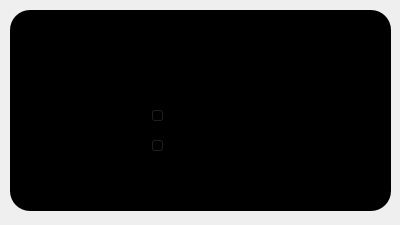
Before: the Qt Designer form Project/shrinkmage.ui in Saturday-365/PhotoShop-Lite, drawn with Qt 5.
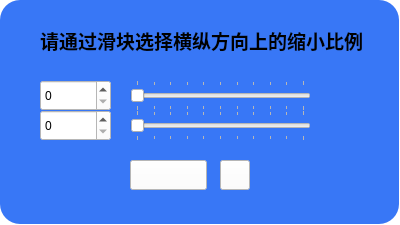
After: the same form once the commit is applied.

```diff
--- a/Project/shrinkmage.ui
+++ b/Project/shrinkmage.ui
@@ -10,20 +10,604 @@
     <height>225</height>
    </rect>
   </property>
+  <property name="palette">
+   <palette>
+    <active>
+     <colorrole role="WindowText">
+      <brush brushstyle="SolidPattern">
+       <color alpha="255">
+        <red>0</red>
+        <green>0</green>
+        <blue>0</blue>
+       </color>
+      </brush>
+     </colorrole>
+     <colorrole role="Button">
+      <brush brushstyle="SolidPattern">
+       <color alpha="255">
+        <red>255</red>
+        <green>255</green>
+        <blue>255</blue>
+       </color>
+      </brush>
+     </colorrole>
+     <colorrole role="Light">
+      <brush brushstyle="SolidPattern">
+       <color alpha="255">
+        <red>255</red>
+        <green>255</green>
+        <blue>255</blue>
+       </color>
+      </brush>
+     </colorrole>
+     <colorrole role="Midlight">
+      <brush brushstyle="SolidPattern">
+       <color alpha="255">
+        <red>255</red>
+        <green>255</green>
+        <blue>255</blue>
+       </color>
+      </brush>
+     </colorrole>
+     <colorrole role="Dark">
+      <brush brushstyle="SolidPattern">
+       <color alpha="255">
+        <red>127</red>
+        <green>127</green>
+        <blue>127</blue>
+       </color>
+      </brush>
+     </colorrole>
+     <colorrole role="Mid">
+      <brush brushstyle="SolidPattern">
+       <color alpha="255">
+        <red>170</red>
+        <green>170</green>
+        <blue>170</blue>
+       </color>
+      </brush>
+     </colorrole>
+     <colorrole role="Text">
+      <brush brushstyle="SolidPattern">
+       <color alpha="255">
+        <red>0</red>
+        <green>0</green>
+        <blue>0</blue>
+       </color>
+      </brush>
+     </colorrole>
+     <colorrole role="BrightText">
+      <brush brushstyle="SolidPattern">
+       <color alpha="255">
+        <red>255</red>
+        <green>255</green>
+        <blue>255</blue>
+       </color>
+      </brush>
+     </colorrole>
+     <colorrole role="ButtonText">
+      <brush brushstyle="SolidPattern">
+       <color alpha="255">
+        <red>0</red>
+        <green>0</green>
+        <blue>0</blue>
+       </color>
+      </brush>
+     </colorrole>
+     <colorrole role="Base">
+      <brush brushstyle="SolidPattern">
+       <color alpha="255">
+        <red>255</red>
+        <green>255</green>
+        <blue>255</blue>
+       </color>
+      </brush>
+     </colorrole>
+     <colorrole role="Window">
+      <brush brushstyle="SolidPattern">
+       <color alpha="255">
+        <red>255</red>
+        <green>255</green>
+        <blue>255</blue>
+       </color>
+      </brush>
+     </colorrole>
+     <colorrole role="Shadow">
+      <brush brushstyle="SolidPattern">
+       <color alpha="255">
+        <red>0</red>
+        <green>0</green>
+        <blue>0</blue>
+       </color>
+      </brush>
+     </colorrole>
+     <colorrole role="AlternateBase">
+      <brush brushstyle="SolidPattern">
+       <color alpha="255">
+        <red>255</red>
+        <green>255</green>
+        <blue>255</blue>
+       </color>
+      </brush>
+     </colorrole>
+     <colorrole role="ToolTipBase">
+      <brush brushstyle="SolidPattern">
+       <color alpha="255">
+        <red>255</red>
+        <green>255</green>
+        <blue>220</blue>
+       </color>
+      </brush>
+     </colorrole>
+     <colorrole role="ToolTipText">
+      <brush brushstyle="SolidPattern">
+       <color alpha="255">
+        <red>0</red>
+        <green>0</green>
+        <blue>0</blue>
+       </color>
+      </brush>
+     </colorrole>
+     <colorrole role="PlaceholderText">
+      <brush brushstyle="SolidPattern">
+       <color alpha="127">
+        <red>0</red>
+        <green>0</green>
+        <blue>0</blue>
+       </color>
+      </brush>
+     </colorrole>
+     <colorrole role="Accent">
+      <brush brushstyle="SolidPattern">
+       <color alpha="255">
+        <red>255</red>
+        <green>255</green>
+        <blue>255</blue>
+       </color>
+      </brush>
+     </colorrole>
+    </active>
+    <inactive>
+     <colorrole role="WindowText">
+      <brush brushstyle="SolidPattern">
+       <color alpha="255">
+        <red>0</red>
+        <green>0</green>
+        <blue>0</blue>
+       </color>
+      </brush>
+     </colorrole>
+     <colorrole role="Button">
+      <brush brushstyle="SolidPattern">
+       <color alpha="255">
+        <red>255</red>
+        <green>255</green>
+        <blue>255</blue>
+       </color>
+      </brush>
+     </colorrole>
+     <colorrole role="Light">
+      <brush brushstyle="SolidPattern">
+       <color alpha="255">
+        <red>255</red>
+        <green>255</green>
+        <blue>255</blue>
+       </color>
+      </brush>
+     </colorrole>
+     <colorrole role="Midlight">
+      <brush brushstyle="SolidPattern">
+       <color alpha="255">
+        <red>255</red>
+        <green>255</green>
+        <blue>255</blue>
+       </color>
+      </brush>
+     </colorrole>
+     <colorrole role="Dark">
+      <brush brushstyle="SolidPattern">
+       <color alpha="255">
+        <red>127</red>
+        <green>127</green>
+        <blue>127</blue>
+       </color>
+      </brush>
+     </colorrole>
+     <colorrole role="Mid">
+      <brush brushstyle="SolidPattern">
+       <color alpha="255">
+        <red>170</red>
+        <green>170</green>
+        <blue>170</blue>
+       </color>
+      </brush>
+     </colorrole>
+     <colorrole role="Text">
+      <brush brushstyle="SolidPattern">
+       <color alpha="255">
+        <red>0</red>
+        <green>0</green>
+        <blue>0</blue>
+       </color>
+      </brush>
+     </colorrole>
+     <colorrole role="BrightText">
+      <brush brushstyle="SolidPattern">
+       <color alpha="255">
+        <red>255</red>
+        <green>255</green>
+        <blue>255</blue>
+       </color>
+      </brush>
+     </colorrole>
+     <colorrole role="ButtonText">
+      <brush brushstyle="SolidPattern">
+       <color alpha="255">
+        <red>0</red>
+        <green>0</green>
+        <blue>0</blue>
+       </color>
+      </brush>
+     </colorrole>
+     <colorrole role="Base">
+      <brush brushstyle="SolidPattern">
+       <color alpha="255">
+        <red>255</red>
+        <green>255</green>
+        <blue>255</blue>
+       </color>
+      </brush>
+     </colorrole>
+     <colorrole role="Window">
+      <brush brushstyle="SolidPattern">
+       <color alpha="255">
+        <red>255</red>
+        <green>255</green>
+        <blue>255</blue>
+       </color>
+      </brush>
+     </colorrole>
+     <colorrole role="Shadow">
+      <brush brushstyle="SolidPattern">
+       <color alpha="255">
+        <red>0</red>
+        <green>0</green>
+        <blue>0</blue>
+       </color>
+      </brush>
+     </colorrole>
+     <colorrole role="AlternateBase">
+      <brush brushstyle="SolidPattern">
+       <color alpha="255">
+        <red>255</red>
+        <green>255</green>
+        <blue>255</blue>
+       </color>
+      </brush>
+     </colorrole>
+     <colorrole role="ToolTipBase">
+      <brush brushstyle="SolidPattern">
+       <color alpha="255">
+        <red>255</red>
+        <green>255</green>
+        <blue>220</blue>
+       </color>
+      </brush>
+     </colorrole>
+     <colorrole role="ToolTipText">
+      <brush brushstyle="SolidPattern">
+       <color alpha="255">
+        <red>0</red>
+        <green>0</green>
+        <blue>0</blue>
+       </color>
+      </brush>
+     </colorrole>
+     <colorrole role="PlaceholderText">
+      <brush brushstyle="SolidPattern">
+       <color alpha="127">
+        <red>0</red>
+        <green>0</green>
+        <blue>0</blue>
+       </color>
+      </brush>
+     </colorrole>
+     <colorrole role="Accent">
+      <brush brushstyle="SolidPattern">
+       <color alpha="255">
+        <red>255</red>
+        <green>255</green>
+        <blue>255</blue>
+       </color>
+      </brush>
+     </colorrole>
+    </inactive>
+    <disabled>
+     <colorrole role="WindowText">
+      <brush brushstyle="SolidPattern">
+       <color alpha="255">
+        <red>127</red>
+        <green>127</green>
+        <blue>127</blue>
+       </color>
+      </brush>
+     </colorrole>
+     <colorrole role="Button">
+      <brush brushstyle="SolidPattern">
+       <color alpha="255">
+        <red>255</red>
+        <green>255</green>
+        <blue>255</blue>
+       </color>
+      </brush>
+     </colorrole>
+     <colorrole role="Light">
+      <brush brushstyle="SolidPattern">
+       <color alpha="255">
+        <red>255</red>
+        <green>255</green>
+        <blue>255</blue>
+       </color>
+      </brush>
+     </colorrole>
+     <colorrole role="Midlight">
+      <brush brushstyle="SolidPattern">
+       <color alpha="255">
+        <red>255</red>
+        <green>255</green>
+        <blue>255</blue>
+       </color>
+      </brush>
+     </colorrole>
+     <colorrole role="Dark">
+      <brush brushstyle="SolidPattern">
+       <color alpha="255">
+        <red>127</red>
+        <green>127</green>
+        <blue>127</blue>
+       </color>
+      </brush>
+     </colorrole>
+     <colorrole role="Mid">
+      <brush brushstyle="SolidPattern">
+       <color alpha="255">
+        <red>170</red>
+        <green>170</green>
+        <blue>170</blue>
+       </color>
+      </brush>
+     </colorrole>
+     <colorrole role="Text">
+      <brush brushstyle="SolidPattern">
+       <color alpha="255">
+        <red>127</red>
+        <green>127</green>
+        <blue>127</blue>
+       </color>
+      </brush>
+     </colorrole>
+     <colorrole role="BrightText">
+      <brush brushstyle="SolidPattern">
+       <color alpha="255">
+        <red>255</red>
+        <green>255</green>
+        <blue>255</blue>
+       </color>
+      </brush>
+     </colorrole>
+     <colorrole role="ButtonText">
+      <brush brushstyle="SolidPattern">
+       <color alpha="255">
+        <red>127</red>
+        <green>127</green>
+        <blue>127</blue>
+       </color>
+      </brush>
+     </colorrole>
+     <colorrole role="Base">
+      <brush brushstyle="SolidPattern">
+       <color alpha="255">
+        <red>255</red>
+        <green>255</green>
+        <blue>255</blue>
+       </color>
+      </brush>
+     </colorrole>
+     <colorrole role="Window">
+      <brush brushstyle="SolidPattern">
+       <color alpha="255">
+        <red>255</red>
+        <green>255</green>
+        <blue>255</blue>
+       </color>
+      </brush>
+     </colorrole>
+     <colorrole role="Shadow">
+      <brush brushstyle="SolidPattern">
+       <color alpha="255">
+        <red>0</red>
+        <green>0</green>
+        <blue>0</blue>
+       </color>
+      </brush>
+     </colorrole>
+     <colorrole role="AlternateBase">
+      <brush brushstyle="SolidPattern">
+       <color alpha="255">
+        <red>255</red>
+        <green>255</green>
+        <blue>255</blue>
+       </color>
+      </brush>
+     </colorrole>
+     <colorrole role="ToolTipBase">
+      <brush brushstyle="SolidPattern">
+       <color alpha="255">
+        <red>255</red>
+        <green>255</green>
+        <blue>220</blue>
+       </color>
+      </brush>
+     </colorrole>
+     <colorrole role="ToolTipText">
+      <brush brushstyle="SolidPattern">
+       <color alpha="255">
+        <red>0</red>
+        <green>0</green>
+        <blue>0</blue>
+       </color>
+      </brush>
+     </colorrole>
+     <colorrole role="PlaceholderText">
+      <brush brushstyle="SolidPattern">
+       <color alpha="127">
+        <red>127</red>
+        <green>127</green>
+        <blue>127</blue>
+       </color>
+      </brush>
+     </colorrole>
+     <colorrole role="Accent">
+      <brush brushstyle="SolidPattern">
+       <color alpha="255">
+        <red>255</red>
+        <green>255</green>
+        <blue>255</blue>
+       </color>
+      </brush>
+     </colorrole>
+    </disabled>
+   </palette>
+  </property>
   <property name="windowTitle">
    <string>Form</string>
   </property>
-  <widget class="QFrame" name="frame">
+  <widget class="QPushButton" name="ConfirmButton">
    <property name="geometry">
     <rect>
-     <x>10</x>
+     <x>130</x>
+     <y>160</y>
+     <width>77</width>
+     <height>30</height>
+    </rect>
+   </property>
+   <property name="text">
+    <string/>
+   </property>
+  </widget>
+  <widget class="QSlider" name="QSLShrinkyFactor">
+   <property name="geometry">
+    <rect>
+     <x>130</x>
+     <y>110</y>
+     <width>181</width>
+     <height>31</height>
+    </rect>
+   </property>
+   <property name="maximum">
+    <number>100</number>
+   </property>
+   <property name="pageStep">
+    <number>10</number>
+   </property>
+   <property name="orientation">
+    <enum>Qt::Orientation::Horizontal</enum>
+   </property>
+   <property name="tickPosition">
+    <enum>QSlider::TickPosition::TicksBothSides</enum>
+   </property>
+   <property name="tickInterval">
+    <number>10</number>
+   </property>
+  </widget>
+  <widget class="QPushButton" name="closebtn">
+   <property name="geometry">
+    <rect>
+     <x>220</x>
+     <y>160</y>
+     <width>30</width>
+     <height>30</height>
+    </rect>
+   </property>
+   <property name="text">
+    <string/>
+   </property>
+  </widget>
+  <widget class="QSlider" name="QSLShrinkxFactor">
+   <property name="geometry">
+    <rect>
+     <x>130</x>
+     <y>80</y>
+     <width>181</width>
+     <height>31</height>
+    </rect>
+   </property>
+   <property name="maximum">
+    <number>100</number>
+   </property>
+   <property name="pageStep">
+    <number>10</number>
+   </property>
+   <property name="orientation">
+    <enum>Qt::Orientation::Horizontal</enum>
+   </property>
+   <property name="tickPosition">
+    <enum>QSlider::TickPosition::TicksBothSides</enum>
+   </property>
+   <property name="tickInterval">
+    <number>10</number>
+   </property>
+  </widget>
+  <widget class="QSpinBox" name="QSPShrinkxFactor">
+   <property name="geometry">
+    <rect>
+     <x>40</x>
+     <y>80</y>
+     <width>71</width>
+     <height>31</height>
+    </rect>
+   </property>
+  </widget>
+  <widget class="QSpinBox" name="QSPShrinkyFactor">
+   <property name="geometry">
+    <rect>
+     <x>40</x>
+     <y>110</y>
+     <width>71</width>
+     <height>31</height>
+    </rect>
+   </property>
+  </widget>
+  <widget class="QLabel" name="label">
+   <property name="geometry">
+    <rect>
+     <x>40</x>
      <y>10</y>
-     <width>381</width>
-     <height>201</height>
+     <width>331</width>
+     <height>61</height>
+    </rect>
+   </property>
+   <property name="font">
+    <font>
+     <pointsize>14</pointsize>
+     <bold>true</bold>
+    </font>
+   </property>
+   <property name="text">
+    <string>请通过滑块选择横纵方向上的缩小比例</string>
+   </property>
+  </widget>
+  <widget class="QFrame" name="frame">
+   <property name="geometry">
+    <rect>
+     <x>0</x>
+     <y>0</y>
+     <width>399</width>
+     <height>224</height>
     </rect>
    </property>
    <property name="styleSheet">
-    <string notr="true">background-color: rgb(0, 0, 0);
+    <string notr="true">background-color: rgb(56, 119, 246);
 border-radius:20px</string>
    </property>
    <property name="frameShape">
@@ -32,123 +616,15 @@
    <property name="frameShadow">
     <enum>QFrame::Shadow::Raised</enum>
    </property>
-   <widget class="QTextBrowser" name="TitletextBrowser">
-    <property name="geometry">
-     <rect>
-      <x>50</x>
-      <y>20</y>
-      <width>256</width>
-      <height>31</height>
-     </rect>
-    </property>
-    <property name="html">
-     <string>&lt;!DOCTYPE HTML PUBLIC &quot;-//W3C//DTD HTML 4.0//EN&quot; &quot;http://www.w3.org/TR/REC-html40/strict.dtd&quot;&gt;
-&lt;html&gt;&lt;head&gt;&lt;meta name=&quot;qrichtext&quot; content=&quot;1&quot; /&gt;&lt;meta charset=&quot;utf-8&quot; /&gt;&lt;style type=&quot;text/css&quot;&gt;
-p, li { white-space: pre-wrap; }
-hr { height: 1px; border-width: 0; }
-li.unchecked::marker { content: &quot;\2610&quot;; }
-li.checked::marker { content: &quot;\2612&quot;; }
-&lt;/style&gt;&lt;/head&gt;&lt;body style=&quot; font-family:'Microsoft YaHei UI'; font-size:9pt; font-weight:400; font-style:normal;&quot;&gt;
-&lt;p align=&quot;center&quot; style=&quot; margin-top:0px; margin-bottom:0px; margin-left:0px; margin-right:0px; -qt-block-indent:0; text-indent:0px;&quot;&gt;&lt;span style=&quot; font-weight:700;&quot;&gt;请通过滑块选择你想要缩小的系数&lt;/span&gt;&lt;/p&gt;&lt;/body&gt;&lt;/html&gt;</string>
-    </property>
-   </widget>
-   <widget class="QSpinBox" name="QSPShrinkxFactor">
-    <property name="geometry">
-     <rect>
-      <x>50</x>
-      <y>90</y>
-      <width>71</width>
-      <height>31</height>
-     </rect>
-    </property>
-   </widget>
-   <widget class="QSpinBox" name="QSPShrinkyFactor">
-    <property name="geometry">
-     <rect>
-      <x>50</x>
-      <y>120</y>
-      <width>71</width>
-      <height>31</height>
-     </rect>
-    </property>
-   </widget>
-   <widget class="QSlider" name="QSLShrinkxFactor">
-    <property name="geometry">
-     <rect>
-      <x>140</x>
-      <y>90</y>
-      <width>181</width>
-      <height>31</height>
-     </rect>
-    </property>
-    <property name="maximum">
-     <number>100</number>
-    </property>
-    <property name="pageStep">
-     <number>10</number>
-    </property>
-    <property name="orientation">
-     <enum>Qt::Orientation::Horizontal</enum>
-    </property>
-    <property name="tickPosition">
-     <enum>QSlider::TickPosition::TicksBothSides</enum>
-    </property>
-    <property name="tickInterval">
-     <number>10</number>
-    </property>
-   </widget>
-   <widget class="QSlider" name="QSLShrinkyFactor">
-    <property name="geometry">
-     <rect>
-      <x>140</x>
-      <y>120</y>
-      <width>181</width>
-      <height>31</height>
-     </rect>
-    </property>
-    <property name="maximum">
-     <number>100</number>
-    </property>
-    <property name="pageStep">
-     <number>10</number>
-    </property>
-    <property name="orientation">
-     <enum>Qt::Orientation::Horizontal</enum>
-    </property>
-    <property name="tickPosition">
-     <enum>QSlider::TickPosition::TicksBothSides</enum>
-    </property>
-    <property name="tickInterval">
-     <number>10</number>
-    </property>
-   </widget>
-   <widget class="QPushButton" name="ConfirmButton">
-    <property name="geometry">
-     <rect>
-      <x>130</x>
-      <y>160</y>
-      <width>101</width>
-      <height>31</height>
-     </rect>
-    </property>
-    <property name="text">
-     <string>PushButton</string>
-    </property>
-   </widget>
-   <widget class="QPushButton" name="closebtn">
-    <property name="geometry">
-     <rect>
-      <x>350</x>
-      <y>10</y>
-      <width>24</width>
-      <height>24</height>
-     </rect>
-    </property>
-    <property name="text">
-     <string/>
-    </property>
-   </widget>
   </widget>
+  <zorder>frame</zorder>
+  <zorder>ConfirmButton</zorder>
+  <zorder>QSLShrinkyFactor</zorder>
+  <zorder>closebtn</zorder>
+  <zorder>QSLShrinkxFactor</zorder>
+  <zorder>QSPShrinkxFactor</zorder>
+  <zorder>QSPShrinkyFactor</zorder>
+  <zorder>label</zorder>
  </widget>
  <resources/>
  <connections/>
```
